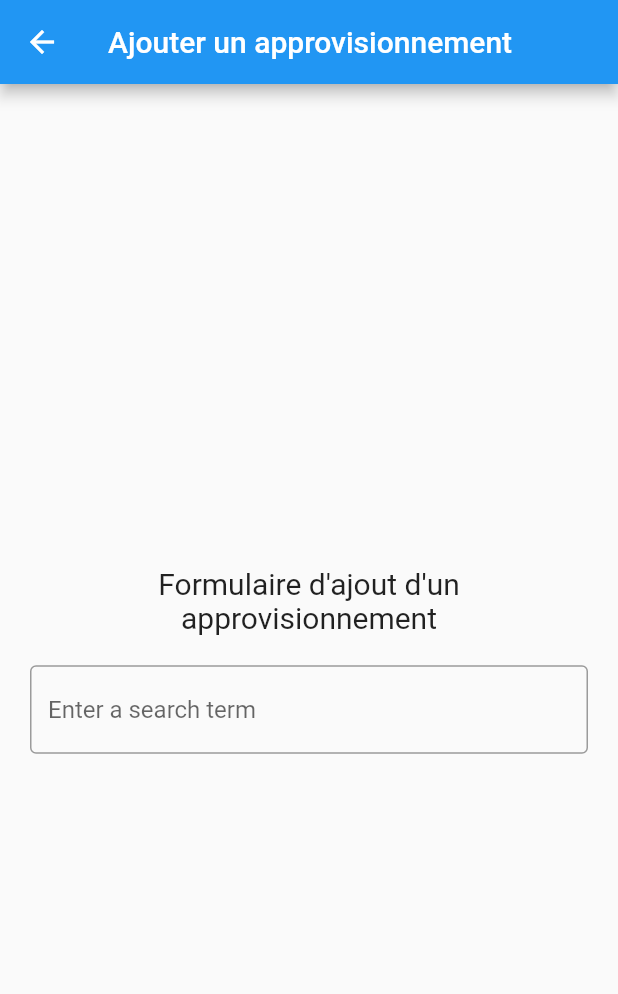
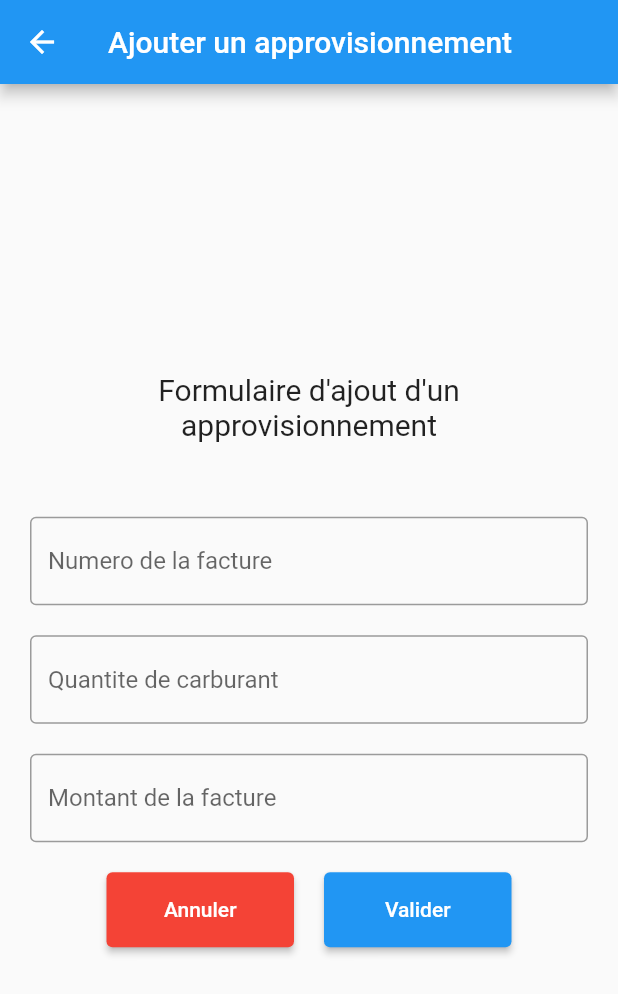
Before and after one commit to iamSangohan/cars_manager, a Flutter app: the ApprovisForm screen opened directly, on a phone screen of 412 x 824 dp. Shown: the top 994 px of the screen. Run offline on Flutter 3.47's test engine with Material 2 defaults, Android fonts, the light colour scheme and no system bars.

Commit message:
#feat : Update form layouts and buttons

```diff
--- a/lib/app_screens/addApprov.dart
+++ b/lib/app_screens/addApprov.dart
@@ -16,22 +16,67 @@ class _ApprovisFormState extends State<ApprovisForm> {
       ),
       body: Container(
         padding: const EdgeInsets.all(20),
-        child: const Column(
+        child: Column(
           mainAxisAlignment: MainAxisAlignment.center,
           children: [
-            Text(
+            const Text(
               'Formulaire d\'ajout d\'un approvisionnement',
               style: TextStyle(fontSize: 20),
               // Centrer le texte
               textAlign: TextAlign.center,
 
             ),
-            SizedBox(height: 20),
-            TextField(
+            const SizedBox(height: 50),
+            const TextField(
               decoration: InputDecoration(
                 border: OutlineInputBorder(),
-                hintText: 'Enter a search term',
+                hintText: 'Numero de la facture',
               ),
+              keyboardType: TextInputType.text,
+            ),
+            const SizedBox(height: 20),
+            const TextField(
+              decoration: InputDecoration(
+                border: OutlineInputBorder(),
+                hintText: 'Quantite de carburant',
+              ),
+              keyboardType: TextInputType.number,
+            ),
+            const SizedBox(height: 20),
+            const TextField(
+              decoration: InputDecoration(
+                border: OutlineInputBorder(),
+                hintText: 'Montant de la facture',
+              ),
+              keyboardType: TextInputType.number,
+            ),
+            const SizedBox(height: 20),
+            // Deux boutons pour valider ou annuler l'ajout
+            Row(
+              mainAxisAlignment: MainAxisAlignment.center,
+              children: [
+                SizedBox(
+                  // Width and height du bouton
+                  width: 125,
+                  height: 50,
+                  child: ElevatedButton(
+                    onPressed: () {},
+                    style: ElevatedButton.styleFrom(
+                      backgroundColor: Colors.red,
+                    ),
+                    child: const Text('Annuler'),
+                  ),
+                ),
+                const SizedBox(width: 20),
+                SizedBox(
+                  width: 125,
+                  height: 50,
+                  child: ElevatedButton(
+                    onPressed: () {},
+                    child: const Text('Valider'),
+                  ),
+                ),
+              ],
             ),
           ],
         ),
--- a/lib/app_screens/login.dart
+++ b/lib/app_screens/login.dart
@@ -59,7 +59,10 @@ class _LoginScreenState extends State<LoginScreen> {
 
               ),
               const SizedBox(height: 40),
-              ElevatedButton(
+              SizedBox(
+                width: 125,
+                height: 50,
+                child: ElevatedButton(
                   onPressed: () {
                     Navigator.push(
                       context,
@@ -68,6 +71,7 @@ class _LoginScreenState extends State<LoginScreen> {
                   },
                   child: const Text('Login'),
                 ),
+              )
             ],
           ),
         ),
```
Also changed, not shown: lib/app_screens/addIncident.dart (+74 -1 lines). Lines whose indentation alone changed are shown as unchanged.
